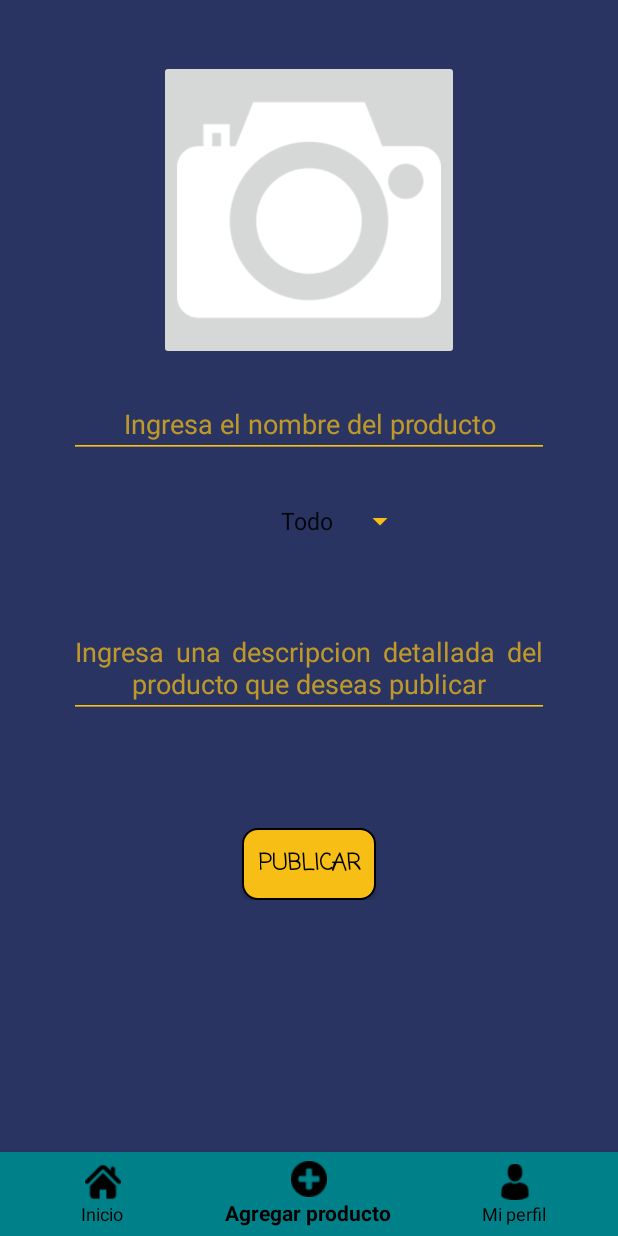
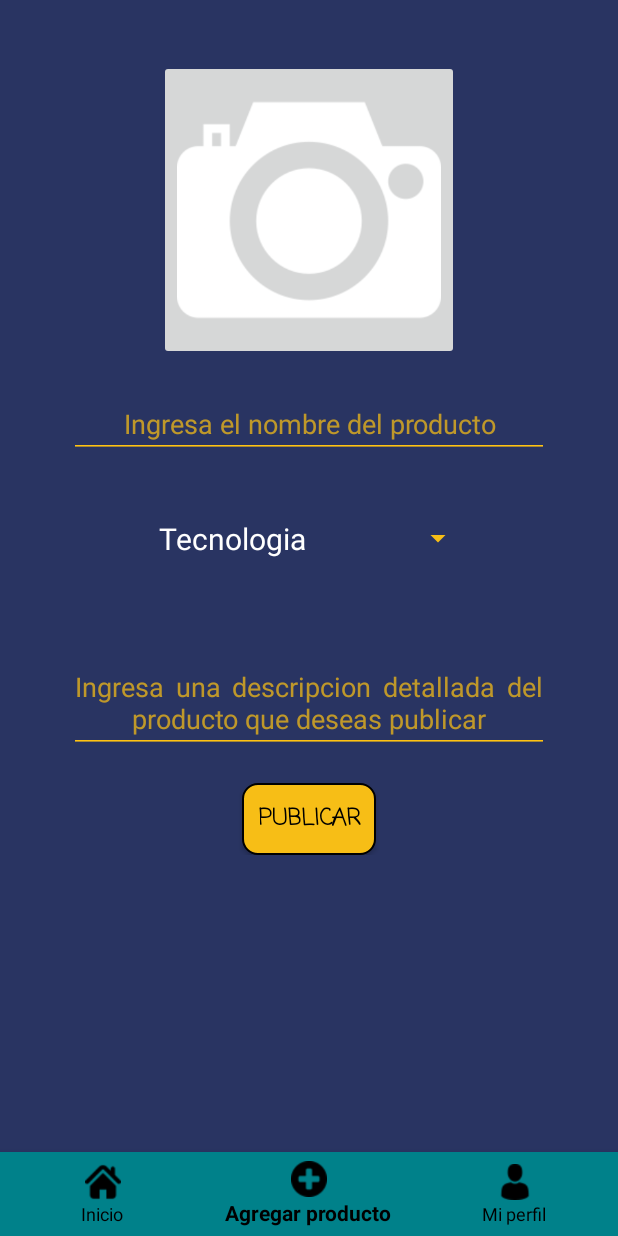
Before and after one commit to fabriziofranco/Pi_2, an Android app: the AddProductFragment screen opened through its navigation route, on a phone screen of 412 x 824 dp. Run offline under Robolectric (Android 15) with nearby library versions, the phone set to English and light mode, and no system bars; our stand-ins replace Volley, navigation-ui; network calls fail; 1 statement that could not run was skipped.

Commit message:
AddProduct en progreso

```diff
--- a/app/src/main/java/com/example/pi_2/MenuActivity.java
+++ b/app/src/main/java/com/example/pi_2/MenuActivity.java
@@ -1,6 +1,7 @@
 package com.example.pi_2;
 
 import androidx.appcompat.app.AppCompatActivity;
+import androidx.fragment.app.Fragment;
 import androidx.navigation.NavController;
 import androidx.navigation.Navigation;
 import androidx.navigation.ui.AppBarConfiguration;
@@ -8,6 +9,7 @@ import androidx.navigation.ui.NavigationUI;
 
 import android.os.Bundle;
 
+import com.example.pi_2.ui.add_product.AddProductFragment;
 import com.google.android.material.bottomnavigation.BottomNavigationView;
 
 public class MenuActivity extends AppCompatActivity {
@@ -28,6 +30,5 @@ public class MenuActivity extends AppCompatActivity {
         NavigationUI.setupWithNavController(navView, navController);
 
         getSupportActionBar().hide();
-
     }
 }
--- a/app/src/main/java/com/example/pi_2/ui/add_product/AddProductFragment.java
+++ b/app/src/main/java/com/example/pi_2/ui/add_product/AddProductFragment.java
@@ -15,6 +15,7 @@ import android.widget.ImageButton;
 import android.widget.ImageView;
 import android.widget.Spinner;
 import android.widget.TextView;
+import android.widget.Toast;
 
 import androidx.annotation.NonNull;
 import androidx.annotation.Nullable;
@@ -55,17 +56,24 @@ public class AddProductFragment extends Fragment {
         spinner = (Spinner)root.findViewById(R.id.categories_spinner);
 
 
-        String [] Opciones = {"Todo", "Tecnologia", "Hogar", "Ropa", "Libros"};
+        String [] Opciones = {"Tecnologia", "Hogar", "Ropa", "Libros", "Coleccionables"};
 
-        ArrayAdapter<String> adapter = new ArrayAdapter<String>(getActivity(), android.R.layout.simple_spinner_item, Opciones);
+        ArrayAdapter<String> adapter = new ArrayAdapter<String>(getActivity(), R.layout.fondo_spinner, Opciones);
 
         adapter.setDropDownViewResource(android.R.layout.simple_spinner_dropdown_item);
         spinner.setAdapter(adapter);
         spinner.getBackground().setColorFilter(getResources().getColor(R.color.Yellow), PorterDuff.Mode.SRC_ATOP);
+        String owner_id = getActivity().getIntent().getExtras().get("user_id").toString();
+        final TextView textView = root.findViewById(R.id.descripcion);
+        textView.setText(owner_id);
 
 
         return root;
     }
+
+
+
+
 
     private void dispatchPictureTakenAction(){
         Intent takePic = new Intent(MediaStore.ACTION_IMAGE_CAPTURE);
--- a/app/src/main/java/com/example/pi_2/ui/home/HomeFragment.java
+++ b/app/src/main/java/com/example/pi_2/ui/home/HomeFragment.java
@@ -66,8 +66,7 @@ public class HomeFragment extends Fragment {
         spinner = (Spinner)root.findViewById(R.id.categories_spinner);
 
 
-        String [] Opciones = {"Todo", "Tecnologia", "Hogar", "Ropa", "Libros"};
-
+        String [] Opciones = {"Todo","Tecnologia", "Hogar", "Ropa", "Libros", "Coleccionables"};
         ArrayAdapter<String> adapter = new ArrayAdapter<String>(getActivity(), android.R.layout.simple_spinner_item, Opciones);
 
         adapter.setDropDownViewResource(android.R.layout.simple_spinner_dropdown_item);
--- /dev/null
+++ b/app/src/main/res/layout/fondo_spinner.xml
@@ -0,0 +1,9 @@
+<?xml version="1.0" encoding="utf-8"?>
+<CheckedTextView xmlns:android="http://schemas.android.com/apk/res/android"
+    android:layout_width="match_parent"
+    android:layout_height="wrap_content"
+    android:padding="10dp"
+    android:textColor="#FFF"
+    android:textSize="20sp">
+
+</CheckedTextView>
--- a/app/src/main/res/layout/fragment_add_product.xml
+++ b/app/src/main/res/layout/fragment_add_product.xml
@@ -46,8 +46,8 @@
             android:id="@+id/categories_spinner"
             android:gravity="end"
             android:layout_marginTop="30dp"
-            android:textAlignment="textEnd"
-            android:layout_width="wrap_content"
+            android:textAlignment="center"
+            android:layout_width="220dp"
             android:layout_height="wrap_content" />
 
         <EditText
@@ -68,16 +68,6 @@
             android:textSize="18sp"
  />
 
-        <TextView
-            xmlns:android="http://schemas.android.com/apk/res/android"
-            android:id="@+id/textView1"
-            android:layout_width="wrap_content"
-            android:layout_height="wrap_content"
-            android:layout_centerHorizontal="true"
-            android:layout_centerVertical="true"
-            android:textAppearance="?android:attr/textAppearanceLarge"
-            android:textColor="#FFF"
-            android:padding="12dp" />
 
 
         <Button
```
Also changed, not shown: 2 other files.
